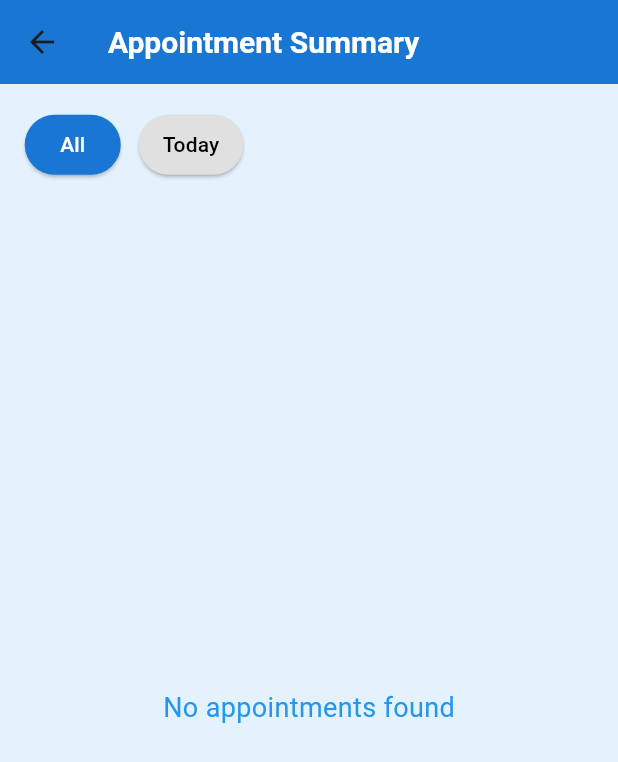
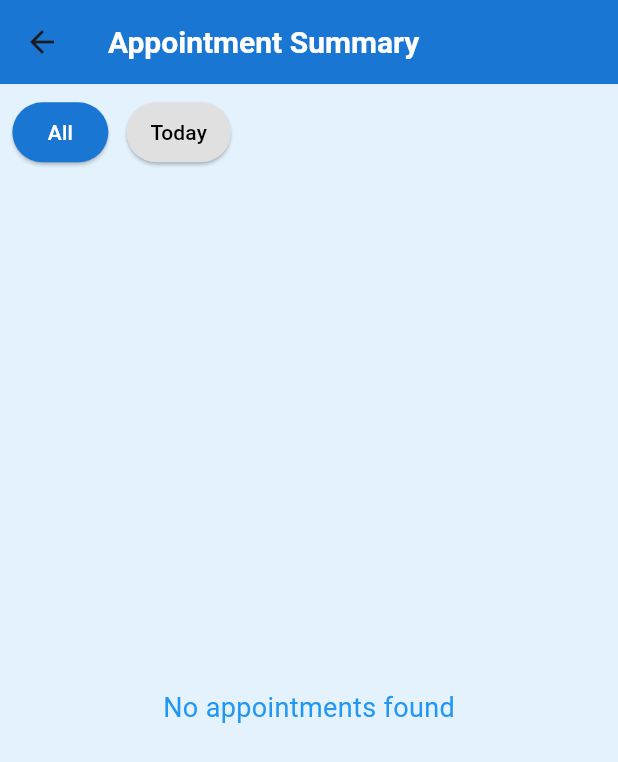
Before and after one commit to murshid-7/doctor-booking-using-firebase, a Flutter app: the SummaryScreen screen opened directly, on a phone screen of 412 x 824 dp. Shown: the top 762 px of the screen. Run offline on Flutter 3.47's test engine with Material 3 defaults, Android fonts, the phone set to English and light mode, and no system bars; our stand-ins replace cloud_firestore, country_picker, firebase_auth, firebase_core, firebase_storage, google_fonts and 3 more; missing offline and left inert: enefty_icons; accounts and stored records are empty.

Commit message:
'appointment' redefined

```diff
--- a/lib/view/admin/bookings_data.dart
+++ b/lib/view/admin/bookings_data.dart
@@ -42,7 +42,7 @@ class _SummaryScreenState extends State<SummaryScreen> {
         ),
       ),
       body: Padding(
-        padding: EdgeInsets.all(size.width * 0.04),
+        padding: EdgeInsets.all(size.width * 0.02),
         child: Column(
           crossAxisAlignment: CrossAxisAlignment.start,
           children: [
```
